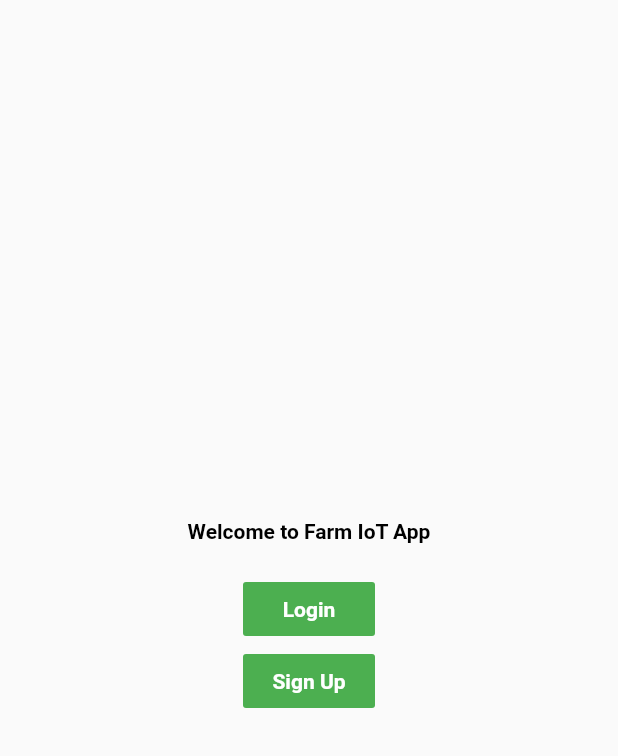
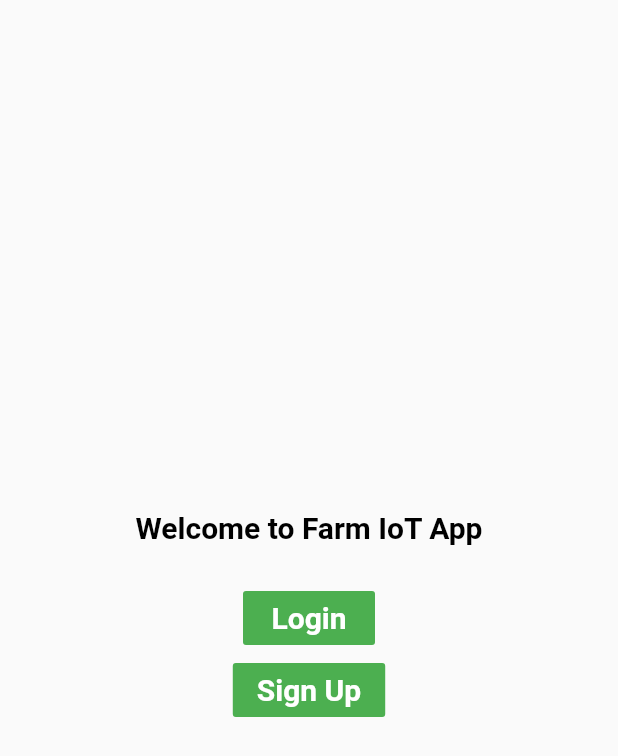
Before and after one commit to Farm-IOT/Farm-Iot-App-Tflite, a Flutter app: the screen it shows after launch, on a phone screen of 412 x 824 dp. Shown: the top 756 px of the screen. Run offline on Flutter 3.47's test engine with Material 2 defaults, Android fonts, the phone set to English and light mode, and no system bars; our stand-ins replace image_picker; missing offline and left inert: tflite.

Commit message:
Add files via upload

```diff
--- a/lib/main.dart
+++ b/lib/main.dart
@@ -19,13 +19,14 @@ class WelcomePage extends StatelessWidget {
               style: TextStyle(
                 fontWeight: FontWeight.bold,
                 color: Colors.black,
+                fontSize: 20
               ),
             ),
-            SizedBox(height: 20,),
+            SizedBox(height: 25,),
             FlatButton(
               color: Colors.green,
               child: Text("Login",
-                style: TextStyle(color: Colors.white, fontWeight: FontWeight.bold),
+                style: TextStyle(color: Colors.white, fontWeight: FontWeight.bold,fontSize: 20),
               ),
               onPressed: (){
                 Navigator.push(context, MaterialPageRoute(builder: (context)=>LoginPage()));
@@ -34,7 +35,7 @@ class WelcomePage extends StatelessWidget {
             FlatButton(
               color: Colors.green,
               child: Text("Sign Up",
-                style: TextStyle(color: Colors.white, fontWeight: FontWeight.bold),
+                style: TextStyle(color: Colors.white, fontWeight: FontWeight.bold,fontSize: 20),
               ),
               onPressed: (){
                 Navigator.push(context, MaterialPageRoute(builder: (context)=>SignupPage()));
```
